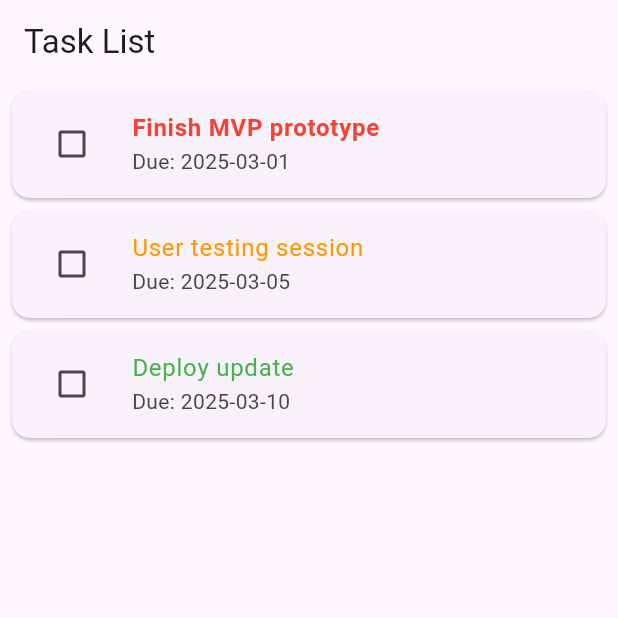
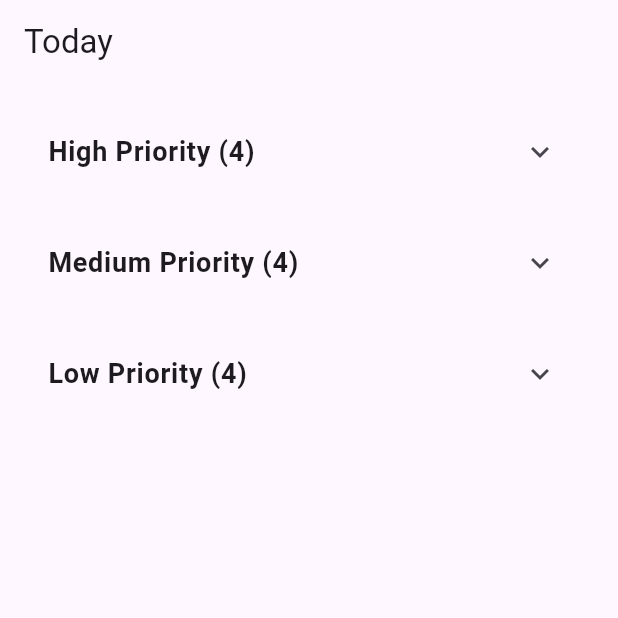
Before and after one commit to SalilMonga/cheesecakeFactory, a Flutter app: the screen it shows after launch, on a phone screen of 412 x 824 dp, the top half of it. Run offline on Flutter 3.47's test engine with Material 3 defaults, Android fonts, the phone set to English and light mode, and no system bars.

Commit message:
created expanded tasks headings

```diff
--- a/cheesecakefactory/lib/component/taskDisplay.dart
+++ b/cheesecakefactory/lib/component/taskDisplay.dart
@@ -43,12 +43,17 @@ class TaskDisplayPage extends StatelessWidget {
   Widget build(BuildContext context) {
     return MaterialApp(
       title: 'Task List',
-      home: TaskListPage(),
+      theme: ThemeData(
+        primarySwatch: Colors.blue,
+      ),
+      home: const TaskListPage(),
     );
   }
 }
 
 class TaskListPage extends StatefulWidget {
+  const TaskListPage({Key? key}) : super(key: key);
+
   @override
   _TaskListPageState createState() => _TaskListPageState();
 }
@@ -69,63 +74,148 @@ class _TaskListPageState extends State<TaskListPage> {
     });
   }
 
-  // Return a color based on the task priority.
-  Color _getPriorityColor(String priority) {
-    switch (priority.toLowerCase()) {
-      case 'high':
-        return Colors.red;
-      case 'medium':
-        return Colors.orange;
-      case 'low':
-      default:
-        return Colors.green;
+  // Group tasks by priority (high, medium, low).
+  Map<String, List<Task>> _groupTasksByPriority(List<Task> tasks) {
+    final Map<String, List<Task>> grouped = {
+      'High': [],
+      'Medium': [],
+      'Low': [],
+    };
+
+    for (var task in tasks) {
+      final priority = task.priority.toLowerCase();
+      if (priority == 'high') {
+        grouped['High']!.add(task);
+      } else if (priority == 'medium') {
+        grouped['Medium']!.add(task);
+      } else {
+        grouped['Low']!.add(task);
       }
+    }
+
+    return grouped;
   }
 
   @override
   Widget build(BuildContext context) {
     return Scaffold(
-      appBar: AppBar(title: const Text('Task List')),
+      appBar: AppBar(title: const Text('Today')),
       body: FutureBuilder<List<Task>>(
         future: futureTasks,
         builder: (context, snapshot) {
-          if (snapshot.hasData) {
-            List<Task> tasks = snapshot.data!;
-            return ListView.builder(
-              itemCount: tasks.length,
-              itemBuilder: (context, index) {
-                Task task = tasks[index];
+          if (snapshot.connectionState == ConnectionState.waiting) {
+            // While loading
+            return const Center(child: CircularProgressIndicator());
+          } else if (snapshot.hasError) {
+            // If an error occurred
+            return Center(
+              child: Text('Error loading tasks: ${snapshot.error}'),
+            );
+          } else if (snapshot.hasData) {
+            final tasks = snapshot.data!;
+            final groupedTasks = _groupTasksByPriority(tasks);
+
+            return SingleChildScrollView(
+              padding: const EdgeInsets.all(16.0),
+              child: Column(
+                crossAxisAlignment: CrossAxisAlignment.start,
+                children: [
+                  // Title (optional)
+                  // Text(
+                  //   'My Tasks',
+                  //   style: Theme.of(context).textTheme.headline5,
+                  // ),
+                  // const SizedBox(height: 16),
+
+                  // Build a section for each priority group
+                  _buildPrioritySection(
+                    context,
+                    priorityLabel: 'High',
+                    tasks: groupedTasks['High']!,
+                  ),
+                  const SizedBox(height: 16),
+                  _buildPrioritySection(
+                    context,
+                    priorityLabel: 'Medium',
+                    tasks: groupedTasks['Medium']!,
+                  ),
+                  const SizedBox(height: 16),
+                  _buildPrioritySection(
+                    context,
+                    priorityLabel: 'Low',
+                    tasks: groupedTasks['Low']!,
+                  ),
+                ],
+              ),
+            );
+          }
+          // If there's no data and no error, show an empty container
+          return const SizedBox();
+        },
+      ),
+    );
+  }
+
+  Widget _buildPrioritySection(
+    BuildContext context, {
+    required String priorityLabel,
+    required List<Task> tasks,
+  }) {
+    // If there are no tasks in this priority, don't render a section at all.
+    if (tasks.isEmpty) {
+      return const SizedBox();
+    }
+
+    return ExpansionTile(
+      title: Text(
+        '$priorityLabel Priority (${tasks.length})',
+        style: const TextStyle(
+          fontSize: 18,
+          fontWeight: FontWeight.bold,
+        ),
+      ),
+      children: tasks.map((task) {
         return Card(
-                  margin: EdgeInsets.symmetric(horizontal: 8.0, vertical: 4.0),
+          margin: const EdgeInsets.symmetric(vertical: 4.0),
+          shape: RoundedRectangleBorder(
+            borderRadius: BorderRadius.circular(8.0),
+          ),
           child: ListTile(
             leading: Checkbox(
+              shape: const CircleBorder(),
               value: task.completed,
-                      onChanged: (bool? value) {
-                        toggleTask(task);
-                      },
+              onChanged: (_) => toggleTask(task),
             ),
             title: Text(
               task.name,
               style: TextStyle(
-                        fontWeight: task.priority.toLowerCase() == 'high'
+                  decoration:
+                      task.completed ? TextDecoration.lineThrough : null,
+                  fontWeight: priorityLabel.toLowerCase() == 'high'
                       ? FontWeight.bold
                       : FontWeight.normal,
-                        color: _getPriorityColor(task.priority),
+                  color: priorityLabel.toLowerCase() == 'high'
+                      ? Colors.red[200]
+                      : priorityLabel.toLowerCase() == 'medium'
+                          ? Colors.purple[200]
+                          : Colors.blue[200]),
             ),
+            subtitle: task.timeline.isNotEmpty
+                ? Row(
+                    children: [
+                      const Icon(Icons.access_time,
+                          size: 16, color: Colors.grey),
+                      const SizedBox(width: 4),
+                      Text(
+                        task.timeline,
+                        style: const TextStyle(color: Colors.grey),
                       ),
-                    subtitle: Text('Due: ${task.timeline}'),
+                    ],
+                  )
+                : null,
           ),
         );
-              },
-            );
-          } else if (snapshot.hasError) {
-            return Center(
-                child: Text('Error loading tasks: ${snapshot.error}'));
-          } else {
-            return Center(child: CircularProgressIndicator());
-          }
-        },
-      ),
+      }).toList(),
     );
   }
 }
```
Also changed, not shown: cheesecakefactory/assets/tasks.json (+63 -0 lines). Lines whose indentation alone changed are shown as unchanged.
